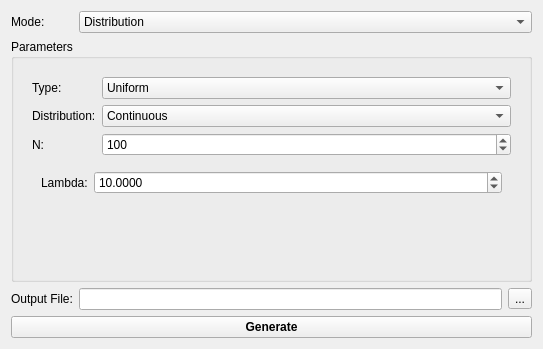
Qt form src/apps/grypto_rng/datagenerator.ui (karagog/Gryptonite) before a commit.
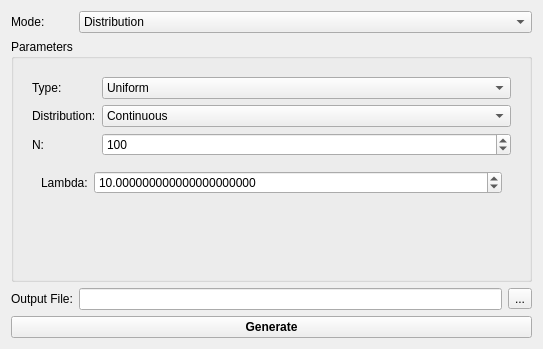
The same form after that commit. The open tabs and pages were chosen to show the change.

Commit message:
Improved the data generator exponential distribution
Now you can select really large or really small parameters and I tested
everything to make sure it still works as expected.

What changed in the file:
```diff
--- a/src/apps/grypto_rng/datagenerator.ui
+++ b/src/apps/grypto_rng/datagenerator.ui
@@ -338,10 +338,10 @@
                  <string>&lt;html&gt;&lt;head/&gt;&lt;body&gt;&lt;p&gt;&lt;span style=&quot; font-size:11pt;&quot;&gt;Lambda controls the expected value of the exponential distribution like 1/L&lt;/span&gt;&lt;/p&gt;&lt;/body&gt;&lt;/html&gt;</string>
                 </property>
                 <property name="decimals">
-                 <number>4</number>
+                 <number>21</number>
                 </property>
                 <property name="maximum">
-                 <double>1000000.000000000000000</double>
+                 <double>1000000000000000000000.000000000000000</double>
                 </property>
                 <property name="value">
                  <double>10.000000000000000</double>
```
Left out of the diff: 2 changed lines with no effect on the pictures. The commit also changes 1 other file.
